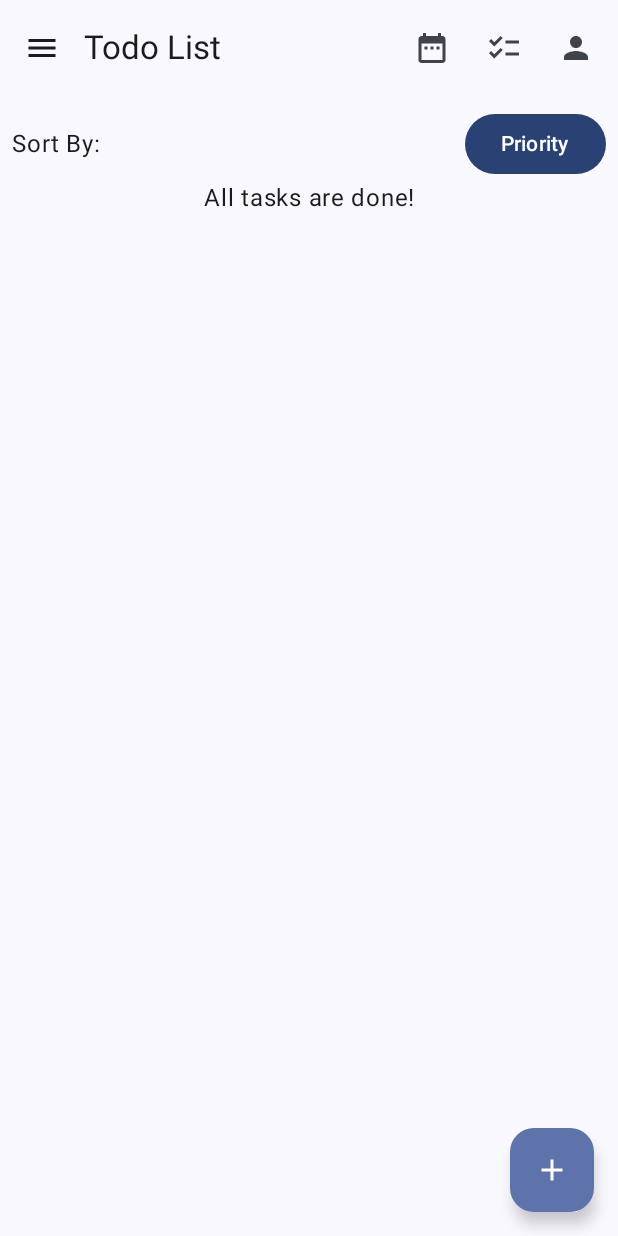
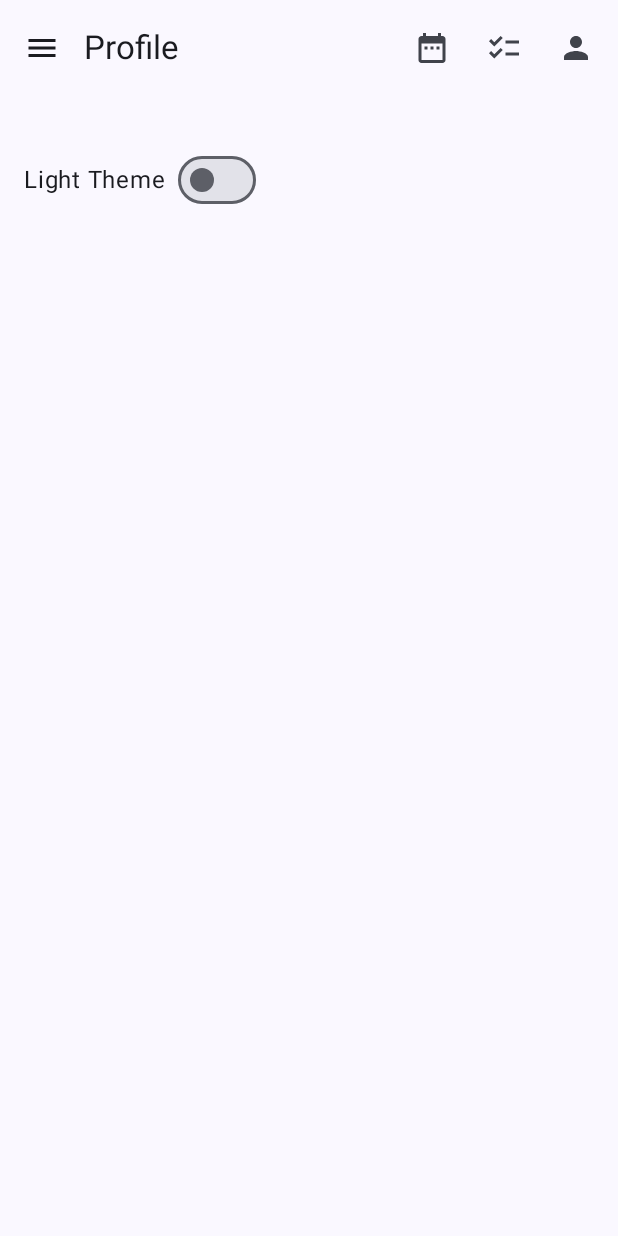
Before and after one commit to kmatijev/DidIt, an Android app built with Jetpack Compose: the screen it shows after launch (MainActivity), after a tap on "Profile", on a phone screen of 412 x 824 dp. Run offline under Robolectric (Android 15) with nearby library versions, the phone set to English and light mode, and no system bars; our stand-ins replace Room's generated code, livedata-compose.

Commit message:
FEAT: Dark / Light Themes

```diff
--- a/app/src/main/java/com/example/didit/FinishedTasksPage.kt
+++ b/app/src/main/java/com/example/didit/FinishedTasksPage.kt
@@ -8,24 +8,20 @@ import androidx.compose.foundation.layout.fillMaxWidth
 import androidx.compose.foundation.layout.padding
 import androidx.compose.foundation.lazy.LazyColumn
 import androidx.compose.foundation.lazy.items
-import androidx.compose.material3.FloatingActionButton
-import androidx.compose.material3.Icon
-import androidx.compose.material3.IconButton
 import androidx.compose.material3.Scaffold
 import androidx.compose.material3.Text
 import androidx.compose.runtime.Composable
 import androidx.compose.runtime.getValue
 import androidx.compose.runtime.livedata.observeAsState
 import androidx.compose.ui.Modifier
-import androidx.compose.ui.res.painterResource
 import androidx.compose.ui.text.style.TextAlign
 import androidx.compose.ui.unit.dp
 
 @Composable
 fun FinishedTasksPage(
     viewModel: TodoViewModel,
-    onTasksClick: () -> Unit,
-    onBackClick: () -> Unit // This will be passed to handle the back navigation
+    onTasksClick: () -> Unit, // This will be passed to handle the back navigation
+    onProfileClick: () -> Unit
 ){
     val finishedTasks by viewModel.finishedTasks.observeAsState(emptyList())
 
@@ -35,18 +31,10 @@ fun FinishedTasksPage(
         topBar = {
             AppTopBar(
                 title = "Finished Tasks",
-                onProfileClick = { /* Handle profile click */ },
+                onProfileClick = onProfileClick,
                 onTasksClick = onTasksClick,
-                onFinishedTasksClick = { /* Handle finished tasks click */ }
+                onFinishedTasksClick = {}
             )
-        },
-        floatingActionButton = {
-            FloatingActionButton(onClick = onBackClick) {
-                Icon(
-                    painter = painterResource(id = R.drawable.baseline_arrow_back_24),
-                    contentDescription = "Back to Previous Page"
-                )
-            }
         },
         content = { paddingValues ->
             Column(
--- a/app/src/main/java/com/example/didit/MainActivity.kt
+++ b/app/src/main/java/com/example/didit/MainActivity.kt
@@ -8,6 +8,8 @@ import androidx.compose.foundation.layout.fillMaxSize
 import androidx.compose.material3.MaterialTheme
 import androidx.compose.material3.Surface
 import androidx.compose.runtime.Composable
+import androidx.compose.runtime.collectAsState
+import androidx.compose.runtime.getValue
 import androidx.compose.ui.Modifier
 import androidx.lifecycle.ViewModelProvider
 import androidx.navigation.compose.NavHost
@@ -23,11 +25,14 @@ class MainActivity : ComponentActivity() {
         // Initialize the database in MainActivity (if needed for the app's setup)
         val todoViewModel = ViewModelProvider(this)[TodoViewModel::class.java]
 
+
         enableEdgeToEdge() // Your setup code for UI if necessary
 
         // Set content with navigation
         setContent {
-            DidItTheme {
+            val isDarkMode by todoViewModel.isDarkMode.collectAsState()
+            // Use the isDarkMode state to determine the theme
+            DidItTheme(darkTheme = isDarkMode) {
                 Surface(
                     modifier = Modifier.fillMaxSize(),
                     color = MaterialTheme.colorScheme.background
@@ -50,11 +55,11 @@ fun MainApp(viewModel: TodoViewModel) {
         composable("todoListPage") {
             TodoListPage(
                 viewModel = viewModel,
-                onTasksClick = {
-                    navController.navigate("todoListPage")
-                },
                 onFinishedTasksClick = {
                     navController.navigate("finishedTasksPage")
+                },
+                onProfileClick = {
+                    navController.navigate("profilePage")
                 }
             )
         }
@@ -64,7 +69,20 @@ fun MainApp(viewModel: TodoViewModel) {
                 onTasksClick = {
                     navController.navigate("todoListPage")
                 },
-                onBackClick = { navController.popBackStack() }
+                onProfileClick = {
+                    navController.navigate("profilePage")
+                }
+            )
+        }
+        composable("profilePage") {
+            ProfilePage(
+                viewModel = viewModel,
+                onTasksClick = {
+                    navController.navigate("todoListPage")
+                },
+                onFinishedTasksClick = {
+                    navController.navigate("finishedTasksPage")
+                }
             )
         }
     }
--- /dev/null
+++ b/app/src/main/java/com/example/didit/ProfilePage.kt
@@ -0,0 +1,68 @@
+package com.example.didit
+
+import androidx.compose.foundation.layout.Column
+import androidx.compose.foundation.layout.Row
+import androidx.compose.foundation.layout.Spacer
+import androidx.compose.foundation.layout.fillMaxHeight
+import androidx.compose.foundation.layout.height
+import androidx.compose.foundation.layout.padding
+import androidx.compose.material3.Button
+import androidx.compose.material3.MaterialTheme
+import androidx.compose.material3.Scaffold
+import androidx.compose.material3.Switch
+import androidx.compose.material3.SwitchDefaults
+import androidx.compose.material3.Text
+import androidx.compose.runtime.Composable
+import androidx.compose.runtime.collectAsState
+import androidx.compose.ui.Alignment
+import androidx.compose.ui.Modifier
+import androidx.compose.ui.unit.dp
+import androidx.compose.ui.unit.sp
+
+@Composable
+fun ProfilePage(
+    viewModel: TodoViewModel,
+    onTasksClick: () -> Unit,
+    onFinishedTasksClick: () -> Unit
+) {
+    val isDarkMode = viewModel.isDarkMode.collectAsState().value
+
+    Scaffold(
+        topBar = {
+            AppTopBar(
+                title = "Profile",
+                onProfileClick = {},
+                onTasksClick = onTasksClick,
+                onFinishedTasksClick = onFinishedTasksClick
+            )
+        },
+        content = { paddingValues ->
+            Column(
+                modifier = Modifier
+                    .fillMaxHeight()
+                    .padding(paddingValues)
+                    .padding(16.dp)
+            ) {
+
+                Spacer(modifier = Modifier.height(16.dp))
+
+                // Theme toggle switch
+                Row(
+                    verticalAlignment = Alignment.CenterVertically
+                ) {
+                    // Text that changes based on the theme
+                    Text(
+                        text = if (isDarkMode) "Dark Theme" else "Light Theme",
+                        modifier = Modifier.padding(end = 8.dp)
+                    )
+
+                    // Switch for toggling theme
+                    Switch(
+                        checked = isDarkMode,  // Bind the switch state to the ViewModel's isDarkMode state
+                        onCheckedChange = { viewModel.toggleTheme() } // Toggle the theme when changed
+                    )
+                }
+            }
+        }
+    )
+}
--- a/app/src/main/java/com/example/didit/TodoListPage.kt
+++ b/app/src/main/java/com/example/didit/TodoListPage.kt
@@ -94,8 +94,8 @@ fun AppTopBar(
 @Composable
 fun TodoListPage(
     viewModel: TodoViewModel,
-    onTasksClick: () -> Unit,  // Ensure this parameter is defined here
-    onFinishedTasksClick: () -> Unit
+    onFinishedTasksClick: () -> Unit,
+    onProfileClick: () -> Unit
 ) {
     val activeTasks by viewModel.activeTasks.observeAsState(emptyList())
 
@@ -123,8 +123,8 @@ fun TodoListPage(
         topBar = {
             AppTopBar(
                 title = "Todo List",
-                onProfileClick = { /* Handle profile click */ },
-                onTasksClick = onTasksClick,
+                onProfileClick = onProfileClick,
+                onTasksClick = {},
                 onFinishedTasksClick = onFinishedTasksClick
             )
         },
@@ -381,7 +381,7 @@ fun TodoItem(item: Todo, onDelete: () -> Unit, onCheckedChange: (Boolean) -> Uni
             Text(
                 text = SimpleDateFormat("HH:mm, MM/dd/yyyy", Locale.ENGLISH).format(item.createdAt),
                 fontSize = 10.sp,
-                color = Color.LightGray
+                color = Color.White
             )
             Text(
                 text = item.title,
@@ -397,7 +397,7 @@ fun TodoItem(item: Todo, onDelete: () -> Unit, onCheckedChange: (Boolean) -> Uni
                         ).format(Date(reminderDate))
                     }",
                     fontSize = 12.sp,
-                    color = Color.LightGray
+                    color = Color.White
                 )
             }
         }
--- a/app/src/main/java/com/example/didit/TodoViewModel.kt
+++ b/app/src/main/java/com/example/didit/TodoViewModel.kt
@@ -4,6 +4,8 @@ import android.app.Application
 import android.os.Handler
 import android.os.Looper
 import android.util.Log
+import androidx.compose.runtime.State
+import androidx.compose.runtime.mutableStateOf
 import androidx.lifecycle.AndroidViewModel
 import androidx.lifecycle.LiveData
 import androidx.lifecycle.MediatorLiveData
@@ -12,7 +14,10 @@ import androidx.lifecycle.distinctUntilChanged
 import androidx.lifecycle.map
 import androidx.lifecycle.viewModelScope
 import com.example.didit.utils.NotificationUtil
+import com.example.didit.utils.PreferencesManager
 import kotlinx.coroutines.Dispatchers
+import kotlinx.coroutines.flow.MutableStateFlow
+import kotlinx.coroutines.flow.StateFlow
 import kotlinx.coroutines.launch
 import java.time.Instant
 import java.util.Date
@@ -116,4 +121,16 @@ class TodoViewModel(application: Application) : AndroidViewModel(application) {
             }
         }
     }
+
+    private val preferencesManager = PreferencesManager(application)
+
+    // MutableStateFlow to manage the current theme state (light or dark)
+    private val _isDarkMode = MutableStateFlow(preferencesManager.getThemePreference())
+    val isDarkMode: StateFlow<Boolean> = _isDarkMode
+
+    // Toggle theme and save the preference
+    fun toggleTheme() {
+        _isDarkMode.value = !_isDarkMode.value
+        preferencesManager.saveThemePreference(_isDarkMode.value)
+    }
 }
--- a/app/src/main/java/com/example/didit/ui/theme/Color.kt
+++ b/app/src/main/java/com/example/didit/ui/theme/Color.kt
@@ -1,11 +1,16 @@
 package com.example.didit.ui.theme
 
+import androidx.compose.material3.darkColorScheme
 import androidx.compose.ui.graphics.Color
 
-val Purple80 = Color(0xFFD0BCFF)
-val PurpleGrey80 = Color(0xFFCCC2DC)
-val Pink80 = Color(0xFFEFB8C8)
+import androidx.compose.material3.lightColorScheme
 
-val Purple40 = Color(0xFF6650a4)
-val PurpleGrey40 = Color(0xFF625b71)
-val Pink40 = Color(0xFF7D5260)
+val LightPrimary = Color(0xFF6200EE) // Example light theme primary color
+val LightOnPrimary = Color(0xFFFFFFFF) // Text color on primary
+
+val DarkPrimary = Color(0xFFBB86FC) // Example dark theme primary color
+val DarkOnPrimary = Color(0xFF000000) // Text color on primary for dark mode
+
+// Define other colors for light and dark themes
+val LightBackground = Color(0xFFFAFAFA)
+val DarkBackground = Color(0xFF121212)
--- a/app/src/main/java/com/example/didit/ui/theme/Theme.kt
+++ b/app/src/main/java/com/example/didit/ui/theme/Theme.kt
@@ -9,34 +9,30 @@ import androidx.compose.material3.dynamicDarkColorScheme
 import androidx.compose.material3.dynamicLightColorScheme
 import androidx.compose.material3.lightColorScheme
 import androidx.compose.runtime.Composable
+import androidx.compose.ui.graphics.Color
 import androidx.compose.ui.platform.LocalContext
 
-private val DarkColorScheme = darkColorScheme(
-    primary = Purple80,
-    secondary = PurpleGrey80,
-    tertiary = Pink80
+val LightColorScheme = lightColorScheme(
+    primary = LightPrimary,
+    onPrimary = LightOnPrimary,
+    background = LightBackground,
+    surface = LightBackground,
+    onBackground = Color.Black,
+    onSurface = Color.Black
 )
 
-private val LightColorScheme = lightColorScheme(
-    primary = Purple40,
-    secondary = PurpleGrey40,
-    tertiary = Pink40
-
-    /* Other default colors to override
-    background = Color(0xFFFFFBFE),
-    surface = Color(0xFFFFFBFE),
-    onPrimary = Color.White,
-    onSecondary = Color.White,
-    onTertiary = Color.White,
-    onBackground = Color(0xFF1C1B1F),
-    onSurface = Color(0xFF1C1B1F),
-    */
+val DarkColorScheme = darkColorScheme(
+    primary = DarkPrimary,
+    onPrimary = DarkOnPrimary,
+    background = DarkBackground,
+    surface = DarkBackground,
+    onBackground = Color.White,
+    onSurface = Color.White
 )
 
 @Composable
 fun DidItTheme(
     darkTheme: Boolean = isSystemInDarkTheme(),
-    // Dynamic color is available on Android 12+
     dynamicColor: Boolean = true,
     content: @Composable () -> Unit
 ) {
@@ -45,9 +41,8 @@ fun DidItTheme(
             val context = LocalContext.current
             if (darkTheme) dynamicDarkColorScheme(context) else dynamicLightColorScheme(context)
         }
-
-        darkTheme -> DarkColorScheme
-        else -> LightColorScheme
+        darkTheme -> DarkColorScheme  // Use the defined DarkColorScheme
+        else -> LightColorScheme  // Use the defined LightColorScheme
     }
 
     MaterialTheme(
--- /dev/null
+++ b/app/src/main/java/com/example/didit/utils/PreferencesManager.kt
@@ -0,0 +1,18 @@
+package com.example.didit.utils
+
+import android.content.Context
+import android.content.SharedPreferences
+
+class PreferencesManager(private val context: Context) {
+
+    private val sharedPreferences: SharedPreferences =
+        context.getSharedPreferences("settings", Context.MODE_PRIVATE)
+
+    fun saveThemePreference(isDarkMode: Boolean) {
+        sharedPreferences.edit().putBoolean("isDarkMode", isDarkMode).apply()
+    }
+
+    fun getThemePreference(): Boolean {
+        return sharedPreferences.getBoolean("isDarkMode", false) // Default is light mode
+    }
+}
```
